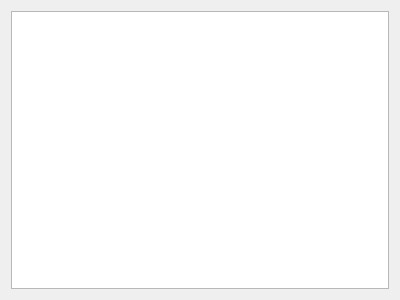
First picture: the form in gui/widgets_templates/show-native.ui, repository intdata-bsc/idact-gui, before the edit.
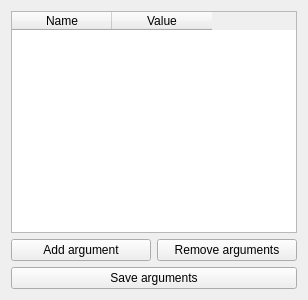
Second picture: the form after the edit.

Commit message: Improve native args window and saver

```diff
--- a/gui/widgets_templates/show-native.ui
+++ b/gui/widgets_templates/show-native.ui
@@ -6,7 +6,7 @@
    <rect>
     <x>0</x>
     <y>0</y>
-    <width>400</width>
+    <width>308</width>
     <height>300</height>
    </rect>
   </property>
@@ -14,8 +14,40 @@
    <string>Form</string>
   </property>
   <layout class="QGridLayout" name="gridLayout">
-   <item row="0" column="0">
-    <widget class="QTableWidget" name="table_widget"/>
+   <item row="1" column="0">
+    <widget class="QPushButton" name="add_argument_button">
+     <property name="text">
+      <string>Add argument</string>
+     </property>
+    </widget>
+   </item>
+   <item row="1" column="1">
+    <widget class="QPushButton" name="remove_arguments_button">
+     <property name="text">
+      <string>Remove arguments</string>
+     </property>
+    </widget>
+   </item>
+   <item row="3" column="0" colspan="2">
+    <widget class="QPushButton" name="save_arguments_button">
+     <property name="text">
+      <string>Save arguments</string>
+     </property>
+    </widget>
+   </item>
+   <item row="0" column="0" colspan="2">
+    <widget class="QTableWidget" name="table_widget">
+     <column>
+      <property name="text">
+       <string>Name</string>
+      </property>
+     </column>
+     <column>
+      <property name="text">
+       <string>Value</string>
+      </property>
+     </column>
+    </widget>
    </item>
   </layout>
  </widget>
```
The commit also changes 5 other files.
